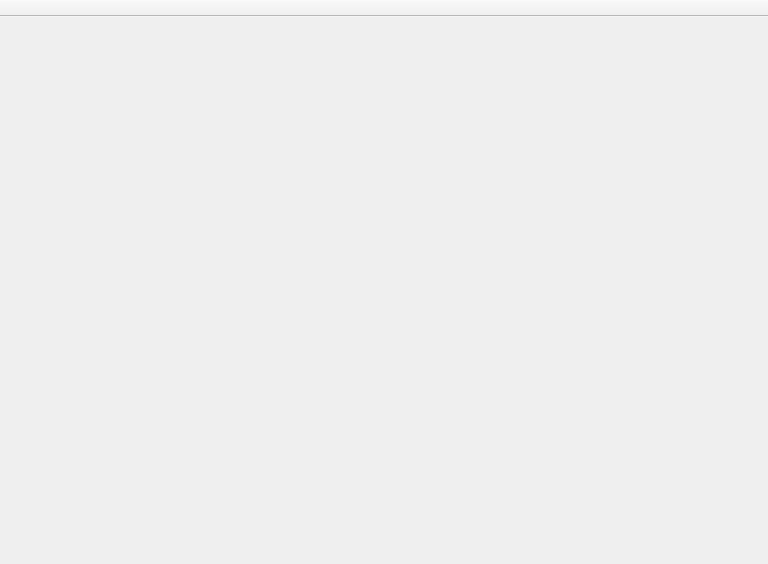
This is forms/mainwindow.ui in equation314/Calendar as Qt 5 draws it before an edit. The edited form follows.
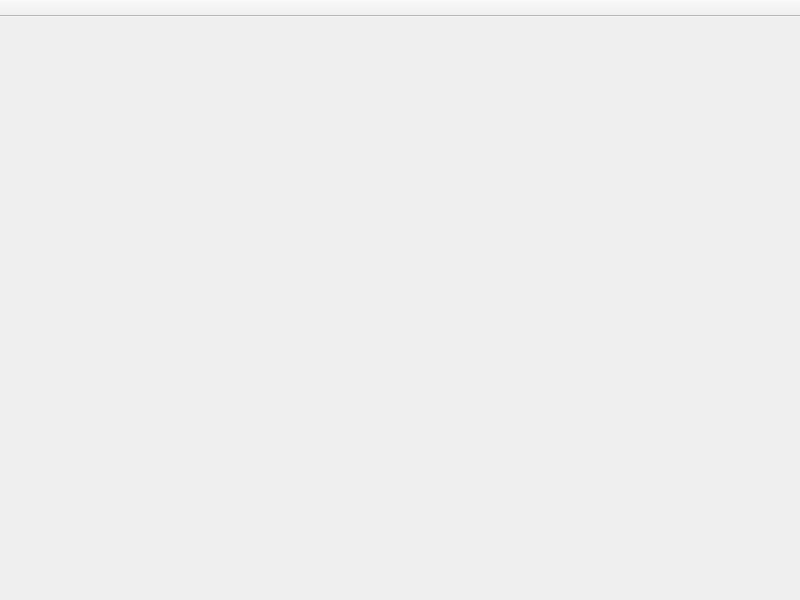
This is the edited form. Icons and pictures are not drawn.

The edit to the form file:
```diff
--- a/forms/mainwindow.ui
+++ b/forms/mainwindow.ui
@@ -6,8 +6,8 @@
    <rect>
     <x>0</x>
     <y>0</y>
-    <width>768</width>
-    <height>564</height>
+    <width>800</width>
+    <height>600</height>
    </rect>
   </property>
   <property name="contextMenuPolicy">
@@ -45,6 +45,9 @@
       <property name="alignment">
        <set>Qt::AlignRight|Qt::AlignTrailing|Qt::AlignVCenter</set>
       </property>
+      <property name="indent">
+       <number>10</number>
+      </property>
      </widget>
     </item>
    </layout>
```
Left out of the diff: 15 changed lines with no effect on the pictures.
